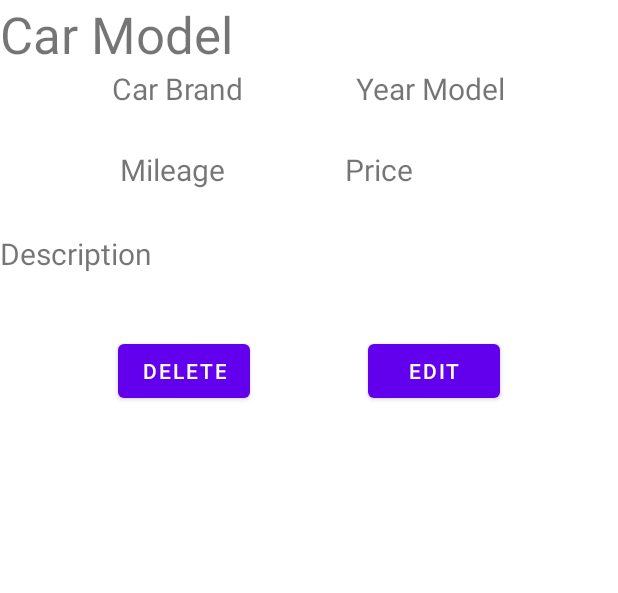
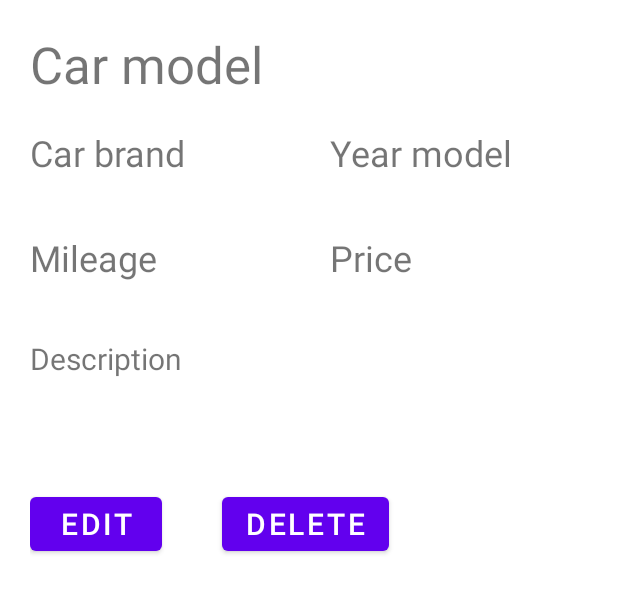
Before and after one commit to Hugzxhugz/Car_Listing, an Android app: the layout activity_display_car_activity.xml on its own in the app's theme, with its tools: preview values and no code run, on a phone screen of 412 x 824 dp. Shown: the top 593 px of the screen. Run offline under Robolectric (Android 15) with nearby library versions, the light colour scheme and no system bars.

Commit message:
copied Megumi's xml code for display activity

```diff
--- a/app/src/main/res/layout/activity_display_car_activity.xml
+++ b/app/src/main/res/layout/activity_display_car_activity.xml
@@ -1,149 +1,110 @@
 <?xml version="1.0" encoding="utf-8"?>
 <LinearLayout xmlns:android="http://schemas.android.com/apk/res/android"
-    xmlns:app="http://schemas.android.com/apk/res-auto"
     xmlns:tools="http://schemas.android.com/tools"
     android:layout_width="match_parent"
     android:layout_height="match_parent"
-    tools:context=".addCarActivty"
+    android:gravity="start"
     android:orientation="vertical"
-    android:gravity="left">
-
+    tools:context=".addCarActivty">
 
     <TextView
         android:id="@+id/txtCarModel"
-        android:layout_width="match_parent"
+        android:layout_marginTop="20dp"
+        android:layout_width="wrap_content"
         android:layout_height="wrap_content"
-        android:text="Car Model"
+        android:layout_marginStart="20dp"
+        android:text="Car model"
         android:textSize="34sp" />
 
-    <Space
+    <TableRow
         android:layout_width="match_parent"
-        android:layout_height="wrap_content" />
-
-    <LinearLayout
-        android:layout_width="match_parent"
-        android:layout_height="54dp"
-        android:orientation="horizontal">
-
-        <Space
-            android:layout_width="wrap_content"
-            android:layout_height="wrap_content"
-            android:layout_weight="1" />
+        android:layout_height="70dp"
+        android:layout_marginStart="20dp"
+        android:layout_marginTop="20dp"
+        android:layout_marginEnd="20dp">
 
         <TextView
-            android:id="@+id/txtCarBrand"
-            android:layout_width="wrap_content"
-            android:layout_height="wrap_content"
-            android:inputType="text"
-            android:text="Car Brand"
-            android:textSize="20sp" />
-
-        <Space
-            android:layout_width="wrap_content"
-            android:layout_height="wrap_content"
-            android:layout_weight="1" />
+            android:id="@+id/txtBrand"
+            android:layout_width="180dp"
+            android:layout_height="match_parent"
+            android:layout_marginEnd="20dp"
+            android:text="Car brand"
+            android:textSize="24sp" />
 
         <TextView
-            android:id="@+id/txtModelYear"
-            android:layout_width="wrap_content"
-            android:layout_height="wrap_content"
-            android:gravity="left"
-            android:inputType="text"
-            android:text="Year Model"
-            android:textSize="20sp" />
+            android:id="@+id/txtYear"
+            android:layout_width="140dp"
+            android:layout_height="match_parent"
+            android:layout_marginEnd="20dp"
+            android:text="Year model"
+            android:textSize="24sp" />
 
-        <Space
-            android:layout_width="wrap_content"
-            android:layout_height="wrap_content"
-            android:layout_weight="1" />
-    </LinearLayout>
+    </TableRow>
 
-    <Space
+    <TableRow
         android:layout_width="match_parent"
-        android:layout_height="wrap_content" />
-
-    <LinearLayout
-        android:layout_width="match_parent"
-        android:layout_height="wrap_content"
-        android:orientation="horizontal">
-
-        <Space
-            android:layout_width="wrap_content"
-            android:layout_height="wrap_content"
-            android:layout_weight="1" />
+        android:layout_height="70dp"
+        android:layout_marginStart="20dp"
+        android:layout_marginEnd="20dp">
 
         <TextView
             android:id="@+id/txtMileage"
-            android:layout_width="wrap_content"
+            android:layout_width="180dp"
             android:layout_height="match_parent"
-            android:inputType="number"
+            android:layout_marginEnd="20dp"
             android:text="Mileage"
-            android:textSize="20sp" />
-
-        <Space
-            android:layout_width="wrap_content"
-            android:layout_height="wrap_content"
-            android:layout_weight="1" />
+            android:textSize="24sp" />
 
         <TextView
             android:id="@+id/txtPrice"
-            android:layout_width="102dp"
-            android:layout_height="56dp"
-            android:inputType="number"
+            android:layout_width="140dp"
+            android:layout_height="match_parent"
+            android:layout_marginEnd="20dp"
             android:text="Price"
-            android:textSize="20sp" />
+            android:textSize="24sp" />
 
-        <Space
-            android:layout_width="wrap_content"
-            android:layout_height="wrap_content"
-            android:layout_weight="1" />
-    </LinearLayout>
 
-    <Space
+    </TableRow>
+
+    <TableRow
         android:layout_width="match_parent"
-        android:layout_height="wrap_content" />
+        android:layout_height="100dp"
+        android:layout_marginStart="20dp"
+        android:layout_marginEnd="20dp">
 
         <TextView
             android:id="@+id/txtDescription"
             android:layout_width="match_parent"
-        android:layout_height="48dp"
-        android:inputType="textMultiLine"
+            android:layout_height="match_parent"
+            android:maxLines="5"
             android:text="Description"
             android:textSize="20sp" />
 
-    <LinearLayout
+    </TableRow>
+
+    <TableRow
         android:layout_width="match_parent"
-        android:layout_height="wrap_content"
-        android:orientation="horizontal">
+        android:layout_height="200dp"
+        android:layout_marginStart="20dp"
+        android:layout_marginEnd="20dp">
 
-        <Space
+
+        <Button
+            android:id="@+id/edit"
             android:layout_width="wrap_content"
             android:layout_height="wrap_content"
-            android:layout_weight="1" />
+            android:layout_marginEnd="20dp"
+            android:text="Edit"
+            android:textSize="20sp" />
 
         <Button
-            android:id="@+id/button"
+            android:id="@+id/delete"
             android:layout_width="wrap_content"
             android:layout_height="wrap_content"
-            android:layout_marginTop="20dp"
-            android:text="DELETE" />
-
-        <Space
-            android:layout_width="wrap_content"
-            android:layout_height="wrap_content"
-            android:layout_weight="1" />
-
-        <Button
-            android:id="@+id/btnEdit"
-            android:layout_width="wrap_content"
-            android:layout_height="wrap_content"
-            android:layout_marginTop="20dp"
-            android:text="EDIT" />
-
-        <Space
-            android:layout_width="wrap_content"
-            android:layout_height="wrap_content"
-            android:layout_weight="1" />
-    </LinearLayout>
+            android:layout_marginStart="20dp"
+            android:layout_marginEnd="20dp"
+            android:text="Delete"
+            android:textSize="20sp" />
+    </TableRow>
 
 </LinearLayout>
```
Lines whose indentation alone changed are shown as unchanged.
